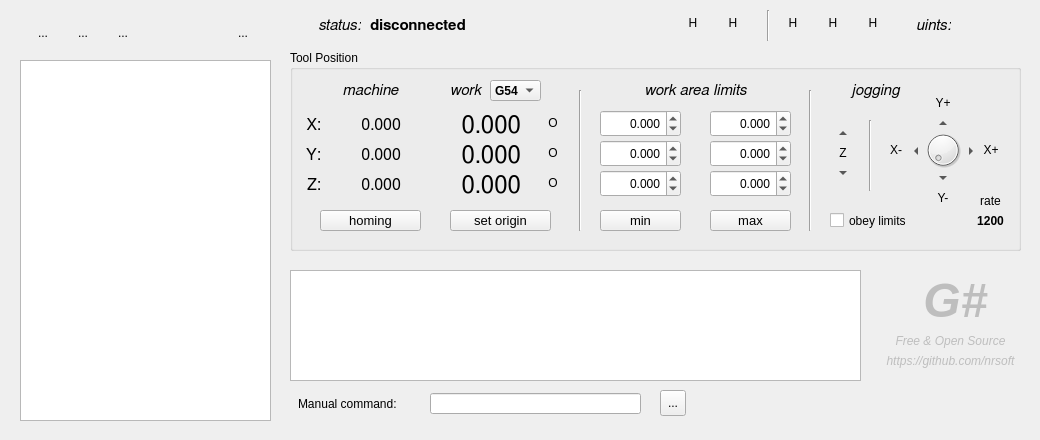
Above: src/mainwindow.ui from NRSoft/GSharpie before the change. Below: the same form after it.
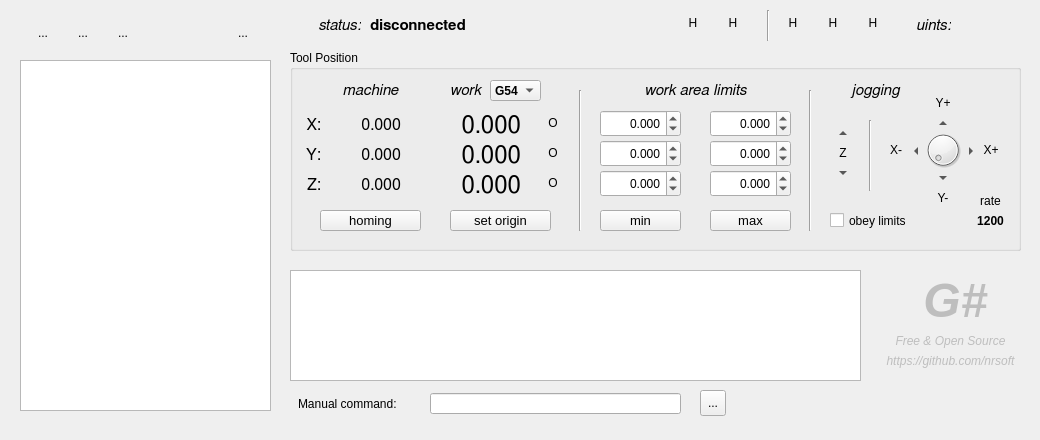
That is the form after the change. Icons and pictures are not drawn. Custom widgets are drawn as their Qt base class.

Patch:
```diff
--- a/src/mainwindow.ui
+++ b/src/mainwindow.ui
@@ -1233,7 +1233,7 @@
       <x>20</x>
       <y>60</y>
       <width>251</width>
-      <height>361</height>
+      <height>351</height>
      </rect>
     </property>
    </widget>
@@ -1311,7 +1311,7 @@
      <rect>
       <x>150</x>
       <y>23</y>
-      <width>59</width>
+      <width>71</width>
       <height>21</height>
      </rect>
     </property>
@@ -1327,7 +1327,7 @@
      <rect>
       <x>430</x>
       <y>393</y>
-      <width>211</width>
+      <width>251</width>
       <height>21</height>
      </rect>
     </property>
@@ -1338,7 +1338,7 @@
    <widget class="QToolButton" name="btn_singleCommand">
     <property name="geometry">
      <rect>
-      <x>660</x>
+      <x>700</x>
       <y>390</y>
       <width>26</width>
       <height>26</height>
```
Left out of the diff: 3 changed lines with no effect on the pictures.
